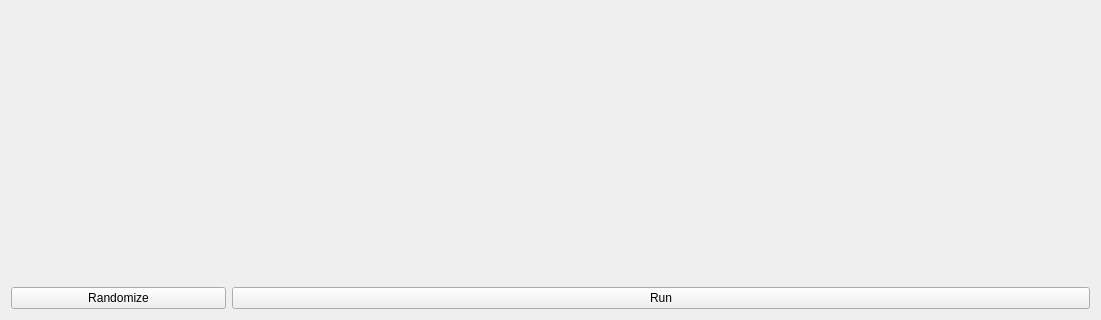
Above: HyperCube_Scheduler/HyperCube_Scheduler.ui from JC-labs/HyperCube_Scheduler before the change; both pictures show x 0 to 1101 and y 158 to 478 of the 1101 by 478 pixel window. Below: the same form after it.
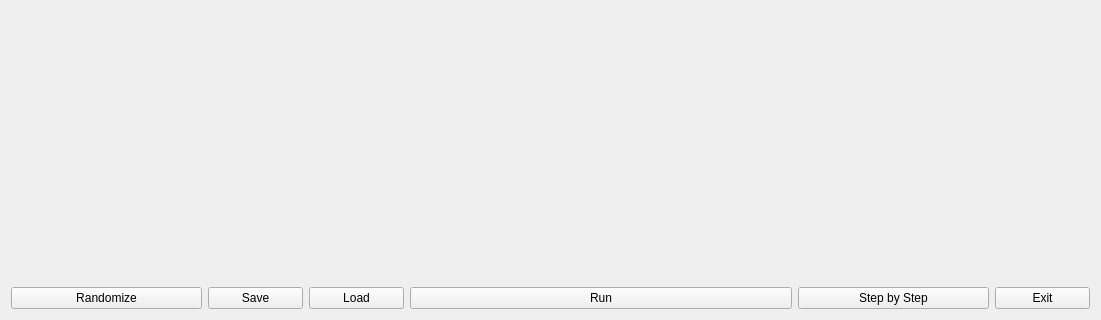
That is the form after the change.

Commit message: save-load system is now ready to be implemented.

What changed in the file:
```diff
--- a/HyperCube_Scheduler/HyperCube_Scheduler.ui
+++ b/HyperCube_Scheduler/HyperCube_Scheduler.ui
@@ -18,7 +18,7 @@
     <layout class="QHBoxLayout" name="layout"/>
    </item>
    <item>
-    <layout class="QHBoxLayout" name="horizontalLayout" stretch="1,4">
+    <layout class="QHBoxLayout" name="horizontalLayout" stretch="2,1,1,4,2,1">
      <item>
       <widget class="QPushButton" name="randomize">
        <property name="text">
@@ -26,6 +26,20 @@
        </property>
       </widget>
      </item>
+     <item>
+      <widget class="QPushButton" name="save">
+       <property name="text">
+        <string>Save</string>
+       </property>
+      </widget>
+     </item>
+     <item>
+      <widget class="QPushButton" name="load">
+       <property name="text">
+        <string>Load</string>
+       </property>
+      </widget>
+     </item>
      <item>
       <widget class="QPushButton" name="run">
        <property name="text">
@@ -33,6 +47,20 @@
        </property>
       </widget>
      </item>
+     <item>
+      <widget class="QPushButton" name="step_by_step">
+       <property name="text">
+        <string>Step by Step</string>
+       </property>
+      </widget>
+     </item>
+     <item>
+      <widget class="QPushButton" name="exit">
+       <property name="text">
+        <string>Exit</string>
+       </property>
+      </widget>
+     </item>
     </layout>
    </item>
   </layout>
```
The commit also changes 8 other files.
